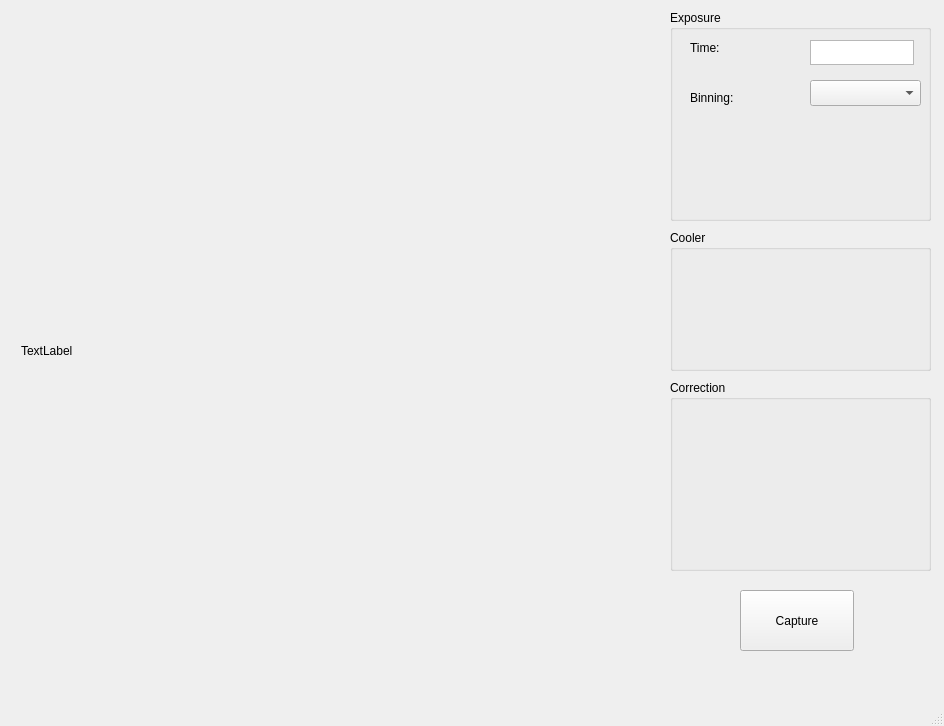
Above: gui/capturewindow.ui from AndreasFMueller/AstroPhotography before the change. Below: the same form after it.
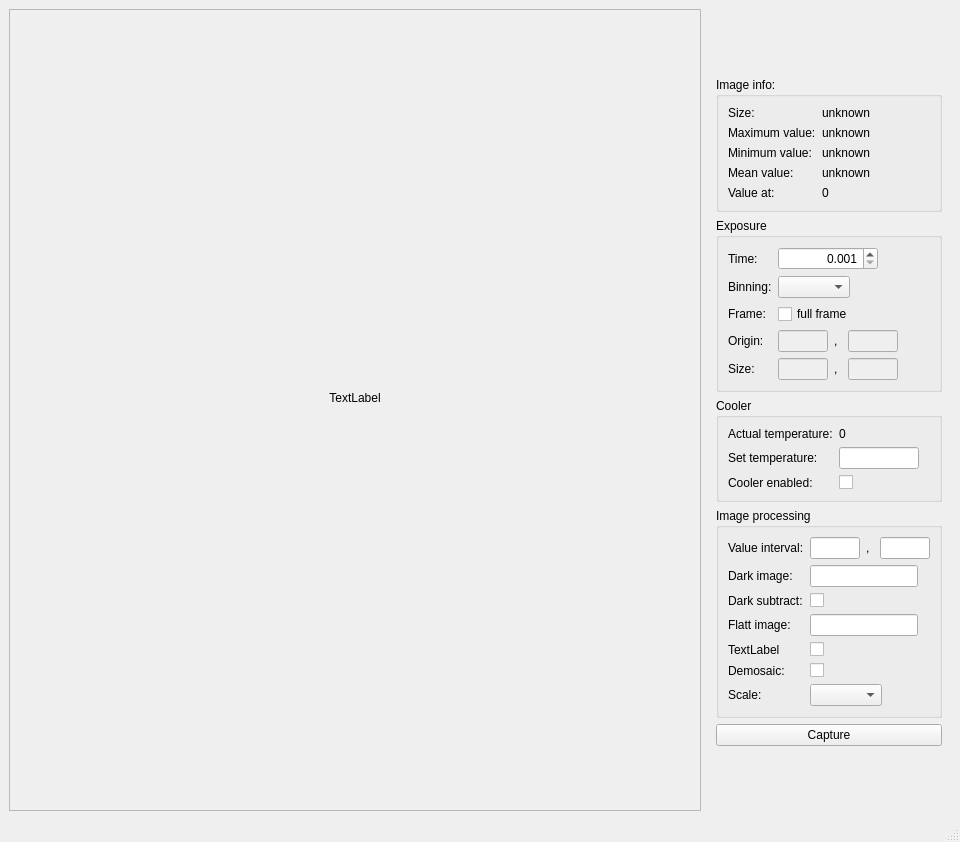
That is the form after the change.

Commit message: first version of capture app

What changed in the file:
```diff
--- a/gui/capturewindow.ui
+++ b/gui/capturewindow.ui
@@ -6,128 +6,613 @@
    <rect>
     <x>0</x>
     <y>0</y>
-    <width>944</width>
-    <height>726</height>
+    <width>960</width>
+    <height>842</height>
    </rect>
   </property>
   <property name="windowTitle">
    <string>MainWindow</string>
   </property>
   <widget class="QWidget" name="centralwidget">
-   <widget class="QGroupBox" name="exposureBox">
-    <property name="enabled">
-     <bool>true</bool>
-    </property>
-    <property name="geometry">
-     <rect>
-      <x>670</x>
-      <y>10</y>
-      <width>261</width>
-      <height>211</height>
-     </rect>
-    </property>
-    <property name="title">
-     <string>Exposure</string>
-    </property>
-    <widget class="QComboBox" name="binningComboBox">
-     <property name="geometry">
-      <rect>
-       <x>140</x>
-       <y>70</y>
-       <width>111</width>
-       <height>26</height>
-      </rect>
-     </property>
-    </widget>
-    <widget class="QLabel" name="binningLabel">
-     <property name="geometry">
-      <rect>
-       <x>20</x>
-       <y>80</y>
-       <width>62</width>
-       <height>16</height>
-      </rect>
-     </property>
-     <property name="text">
-      <string>Binning:</string>
-     </property>
-    </widget>
-    <widget class="QLabel" name="timeLabel">
-     <property name="geometry">
-      <rect>
-       <x>20</x>
-       <y>30</y>
-       <width>62</width>
-       <height>16</height>
-      </rect>
-     </property>
-     <property name="text">
-      <string>Time:</string>
-     </property>
-    </widget>
-    <widget class="QPlainTextEdit" name="timeText">
-     <property name="geometry">
-      <rect>
-       <x>140</x>
-       <y>30</y>
-       <width>104</width>
-       <height>25</height>
-      </rect>
-     </property>
-    </widget>
-   </widget>
-   <widget class="QGroupBox" name="coolerBox">
-    <property name="geometry">
-     <rect>
-      <x>670</x>
-      <y>230</y>
-      <width>261</width>
-      <height>141</height>
-     </rect>
-    </property>
-    <property name="title">
-     <string>Cooler</string>
-    </property>
-   </widget>
-   <widget class="QPushButton" name="captureButton">
-    <property name="geometry">
-     <rect>
-      <x>740</x>
-      <y>590</y>
-      <width>114</width>
-      <height>61</height>
-     </rect>
-    </property>
-    <property name="text">
-     <string>Capture</string>
-    </property>
-   </widget>
-   <widget class="QGroupBox" name="groupBox">
-    <property name="geometry">
-     <rect>
-      <x>670</x>
-      <y>380</y>
-      <width>261</width>
-      <height>191</height>
-     </rect>
-    </property>
-    <property name="title">
-     <string>Correction</string>
-    </property>
-   </widget>
-   <widget class="QLabel" name="imageLabel">
-    <property name="geometry">
-     <rect>
-      <x>21</x>
-      <y>15</y>
-      <width>631</width>
-      <height>671</height>
-     </rect>
-    </property>
-    <property name="text">
-     <string>TextLabel</string>
-    </property>
-   </widget>
+   <layout class="QHBoxLayout" name="horizontalLayout">
+    <item>
+     <widget class="QScrollArea" name="scrollArea">
+      <property name="widgetResizable">
+       <bool>true</bool>
+      </property>
+      <widget class="QWidget" name="scrollAreaWidgetContents">
+       <property name="geometry">
+        <rect>
+         <x>0</x>
+         <y>0</y>
+         <width>624</width>
+         <height>773</height>
+        </rect>
+       </property>
+       <layout class="QVBoxLayout" name="verticalLayout_2">
+        <property name="sizeConstraint">
+         <enum>QLayout::SetDefaultConstraint</enum>
+        </property>
+        <property name="bottomMargin">
+         <number>33</number>
+        </property>
+        <item>
+         <widget class="QLabel" name="imageLabel">
+          <property name="mouseTracking">
+           <bool>true</bool>
+          </property>
+          <property name="layoutDirection">
+           <enum>Qt::LeftToRight</enum>
+          </property>
+          <property name="text">
+           <string>TextLabel</string>
+          </property>
+          <property name="alignment">
+           <set>Qt::AlignCenter</set>
+          </property>
+         </widget>
+        </item>
+       </layout>
+      </widget>
+     </widget>
+    </item>
+    <item>
+     <widget class="QWidget" name="widget" native="true">
+      <property name="sizePolicy">
+       <sizepolicy hsizetype="Preferred" vsizetype="Preferred">
+        <horstretch>0</horstretch>
+        <verstretch>0</verstretch>
+       </sizepolicy>
+      </property>
+      <property name="minimumSize">
+       <size>
+        <width>300</width>
+        <height>0</height>
+       </size>
+      </property>
+      <property name="maximumSize">
+       <size>
+        <width>300</width>
+        <height>16777215</height>
+       </size>
+      </property>
+      <property name="layoutDirection">
+       <enum>Qt::LeftToRight</enum>
+      </property>
+      <layout class="QVBoxLayout" name="verticalLayout">
+       <property name="sizeConstraint">
+        <enum>QLayout::SetFixedSize</enum>
+       </property>
+       <property name="topMargin">
+        <number>12</number>
+       </property>
+       <item>
+        <widget class="QGroupBox" name="imageinfoBox">
+         <property name="title">
+          <string>Image info:</string>
+         </property>
+         <layout class="QFormLayout" name="formLayout_4">
+          <item row="0" column="0">
+           <widget class="QLabel" name="sizeinfoLabel">
+            <property name="text">
+             <string>Size:</string>
+            </property>
+           </widget>
+          </item>
+          <item row="0" column="1">
+           <widget class="QLabel" name="sizeinfoField">
+            <property name="text">
+             <string>unknown</string>
+            </property>
+           </widget>
+          </item>
+          <item row="1" column="0">
+           <widget class="QLabel" name="maximumLabel">
+            <property name="text">
+             <string>Maximum value:</string>
+            </property>
+           </widget>
+          </item>
+          <item row="1" column="1">
+           <widget class="QLabel" name="maximumvalueField">
+            <property name="text">
+             <string>unknown</string>
+            </property>
+           </widget>
+          </item>
+          <item row="2" column="0">
+           <widget class="QLabel" name="minimumvalueLabel">
+            <property name="text">
+             <string>Minimum value:</string>
+            </property>
+           </widget>
+          </item>
+          <item row="2" column="1">
+           <widget class="QLabel" name="minimumvalueField">
+            <property name="text">
+             <string>unknown</string>
+            </property>
+           </widget>
+          </item>
+          <item row="3" column="0">
+           <widget class="QLabel" name="meanvalueLabel">
+            <property name="text">
+             <string>Mean value:</string>
+            </property>
+           </widget>
+          </item>
+          <item row="3" column="1">
+           <widget class="QLabel" name="meanvalueField">
+            <property name="text">
+             <string>unknown</string>
+            </property>
+           </widget>
+          </item>
+          <item row="4" column="0">
+           <widget class="QLabel" name="valueatLabel">
+            <property name="text">
+             <string>Value at:</string>
+            </property>
+           </widget>
+          </item>
+          <item row="4" column="1">
+           <widget class="QLabel" name="valueatField">
+            <property name="text">
+             <string>0</string>
+            </property>
+           </widget>
+          </item>
+         </layout>
+        </widget>
+       </item>
+       <item>
+        <widget class="QGroupBox" name="exposureBox">
+         <property name="sizePolicy">
+          <sizepolicy hsizetype="Preferred" vsizetype="Preferred">
+           <horstretch>0</horstretch>
+           <verstretch>0</verstretch>
+          </sizepolicy>
+         </property>
+         <property name="maximumSize">
+          <size>
+           <width>300</width>
+           <height>250</height>
+          </size>
+         </property>
+         <property name="title">
+          <string>Exposure</string>
+         </property>
+         <property name="alignment">
+          <set>Qt::AlignLeading|Qt::AlignLeft|Qt::AlignTop</set>
+         </property>
+         <layout class="QFormLayout" name="formLayout">
+          <property name="fieldGrowthPolicy">
+           <enum>QFormLayout::FieldsStayAtSizeHint</enum>
+          </property>
+          <item row="0" column="0">
+           <widget class="QLabel" name="timeLabel">
+            <property name="text">
+             <string>Time:</string>
+            </property>
+           </widget>
+          </item>
+          <item row="1" column="0">
+           <widget class="QLabel" name="binningLabel">
+            <property name="text">
+             <string>Binning:</string>
+            </property>
+           </widget>
+          </item>
+          <item row="1" column="1">
+           <widget class="QComboBox" name="binningComboBox"/>
+          </item>
+          <item row="2" column="0">
+           <widget class="QLabel" name="subframeLabel">
+            <property name="text">
+             <string>Frame:</string>
+            </property>
+           </widget>
+          </item>
+          <item row="2" column="1">
+           <widget class="QCheckBox" name="subframeCheckbox">
+            <property name="text">
+             <string>full frame</string>
+            </property>
+           </widget>
+          </item>
+          <item row="3" column="0">
+           <widget class="QLabel" name="originLabel">
+            <property name="text">
+             <string>Origin:</string>
+            </property>
+           </widget>
+          </item>
+          <item row="3" column="1">
+           <widget class="QWidget" name="originWidget" native="true">
+            <property name="minimumSize">
+             <size>
+              <width>120</width>
+              <height>0</height>
+             </size>
+            </property>
+            <layout class="QHBoxLayout" name="horizontalLayout_2">
+             <property name="leftMargin">
+              <number>0</number>
+             </property>
+             <property name="topMargin">
+              <number>0</number>
+             </property>
+             <property name="rightMargin">
+              <number>0</number>
+             </property>
+             <property name="bottomMargin">
+              <number>0</number>
+             </property>
+             <item>
+              <widget class="QLineEdit" name="originxField">
+               <property name="enabled">
+                <bool>false</bool>
+               </property>
+               <property name="maximumSize">
+                <size>
+                 <width>50</width>
+                 <height>16777215</height>
+                </size>
+               </property>
+               <property name="alignment">
+                <set>Qt::AlignRight|Qt::AlignTrailing|Qt::AlignVCenter</set>
+               </property>
+              </widget>
+             </item>
+             <item>
+              <widget class="QLabel" name="originseparaterLabel">
+               <property name="text">
+                <string>,</string>
+               </property>
+              </widget>
+             </item>
+             <item>
+              <widget class="QLineEdit" name="originyField">
+               <property name="enabled">
+                <bool>false</bool>
+               </property>
+               <property name="maximumSize">
+                <size>
+                 <width>50</width>
+                 <height>16777215</height>
+                </size>
+               </property>
+               <property name="alignment">
+                <set>Qt::AlignRight|Qt::AlignTrailing|Qt::AlignVCenter</set>
+               </property>
+              </widget>
+             </item>
+            </layout>
+           </widget>
+          </item>
+          <item row="4" column="0">
+           <widget class="QLabel" name="sizeLabel">
+            <property name="text">
+             <string>Size:</string>
+            </property>
+           </widget>
+          </item>
+          <item row="4" column="1">
+           <widget class="QWidget" name="sizeWidget" native="true">
+            <property name="minimumSize">
+             <size>
+              <width>120</width>
+              <height>0</height>
+             </size>
+            </property>
+            <layout class="QHBoxLayout" name="horizontalLayout_3">
+             <property name="leftMargin">
+              <number>0</number>
+             </property>
+             <property name="topMargin">
+              <number>0</number>
+             </property>
+             <property name="rightMargin">
+              <number>0</number>
+             </property>
+             <property name="bottomMargin">
+              <number>0</number>
+             </property>
+             <item>
+              <widget class="QLineEdit" name="sizexField">
+               <property name="enabled">
+                <bool>false</bool>
+               </property>
+               <property name="maximumSize">
+                <size>
+                 <width>50</width>
+                 <height>50</height>
+                </size>
+               </property>
+               <property name="alignment">
+                <set>Qt::AlignRight|Qt::AlignTrailing|Qt::AlignVCenter</set>
+               </property>
+              </widget>
+             </item>
+             <item>
+              <widget class="QLabel" name="sizeseparatorLabel">
+               <property name="text">
+                <string>,</string>
+               </property>
+              </widget>
+             </item>
+             <item>
+              <widget class="QLineEdit" name="sizeyField">
+               <property name="enabled">
+                <bool>false</bool>
+               </property>
+               <property name="maximumSize">
+                <size>
+                 <width>50</width>
+                 <height>16777215</height>
+                </size>
+               </property>
+               <property name="alignment">
+                <set>Qt::AlignRight|Qt::AlignTrailing|Qt::AlignVCenter</set>
+               </property>
+              </widget>
+             </item>
+            </layout>
+           </widget>
+          </item>
+          <item row="0" column="1">
+           <widget class="QDoubleSpinBox" name="timeSpinBox">
+            <property name="minimumSize">
+             <size>
+              <width>100</width>
+              <height>0</height>
+             </size>
+            </property>
+            <property name="alignment">
+             <set>Qt::AlignRight|Qt::AlignTrailing|Qt::AlignVCenter</set>
+            </property>
+            <property name="decimals">
+             <number>3</number>
+            </property>
+            <property name="minimum">
+             <double>0.001000000000000</double>
+            </property>
+            <property name="maximum">
+             <double>3600.000000000000000</double>
+            </property>
+            <property name="singleStep">
+             <double>0.001000000000000</double>
+            </property>
+           </widget>
+          </item>
+         </layout>
+        </widget>
+       </item>
+       <item>
+        <widget class="QGroupBox" name="coolerBox">
+         <property name="title">
+          <string>Cooler</string>
+         </property>
+         <layout class="QFormLayout" name="formLayout_3">
+          <item row="1" column="0">
+           <widget class="QLabel" name="actualLabel">
+            <property name="text">
+             <string>Actual temperature:</string>
+            </property>
+           </widget>
+          </item>
+          <item row="1" column="1">
+           <widget class="QLabel" name="temperaturLabel">
+            <property name="text">
+             <string>0</string>
+            </property>
+           </widget>
+          </item>
+          <item row="2" column="0">
+           <widget class="QLabel" name="label">
+            <property name="text">
+             <string>Set temperature:</string>
+            </property>
+           </widget>
+          </item>
+          <item row="2" column="1">
+           <widget class="QLineEdit" name="settemperatureField">
+            <property name="maximumSize">
+             <size>
+              <width>80</width>
+              <height>16777215</height>
+             </size>
+            </property>
+           </widget>
+          </item>
+          <item row="3" column="0">
+           <widget class="QLabel" name="enabledField">
+            <property name="text">
+             <string>Cooler enabled:</string>
+            </property>
+           </widget>
+          </item>
+          <item row="3" column="1">
+           <widget class="QCheckBox" name="enabledCheckbox">
+            <property name="text">
+             <string/>
+            </property>
+           </widget>
+          </item>
+         </layout>
+        </widget>
+       </item>
+       <item>
+        <widget class="QGroupBox" name="processingBox">
+         <property name="maximumSize">
+          <size>
+           <width>300</width>
+           <height>300</height>
+          </size>
+         </property>
+         <property name="title">
+          <string>Image processing</string>
+         </property>
+         <layout class="QFormLayout" name="formLayout_2">
+          <property name="fieldGrowthPolicy">
+           <enum>QFormLayout::FieldsStayAtSizeHint</enum>
+          </property>
+          <item row="1" column="1">
+           <widget class="QLineEdit" name="darkField"/>
+          </item>
+          <item row="1" column="0">
+           <widget class="QLabel" name="darkLabel">
+            <property name="text">
+             <string>Dark image:</string>
+            </property>
+           </widget>
+          </item>
+          <item row="2" column="0">
+           <widget class="QLabel" name="darksubtracctLabel">
+            <property name="text">
+             <string>Dark subtract:</string>
+            </property>
+           </widget>
+          </item>
+          <item row="2" column="1">
+           <widget class="QCheckBox" name="darksubtractCheckbox">
+            <property name="text">
+             <string/>
+            </property>
+           </widget>
+          </item>
+          <item row="5" column="0">
+           <widget class="QLabel" name="label_2">
+            <property name="text">
+             <string>Demosaic:</string>
+            </property>
+           </widget>
+          </item>
+          <item row="5" column="1">
+           <widget class="QCheckBox" name="demosaicCheckbox">
+            <property name="text">
+             <string/>
+            </property>
+           </widget>
+          </item>
+          <item row="0" column="0">
+           <widget class="QLabel" name="valueintervalLabel">
+            <property name="text">
+             <string>Value interval:</string>
+            </property>
+           </widget>
+          </item>
+          <item row="0" column="1">
+           <widget class="QWidget" name="valueintervalWidget" native="true">
+            <property name="minimumSize">
+             <size>
+              <width>120</width>
+              <height>0</height>
+             </size>
+            </property>
+            <layout class="QHBoxLayout" name="horizontalLayout_4">
+             <property name="leftMargin">
+              <number>0</number>
+             </property>
+             <property name="topMargin">
+              <number>0</number>
+             </property>
+             <property name="rightMargin">
+              <number>0</number>
+             </property>
+             <property name="bottomMargin">
+              <number>0</number>
+             </property>
+             <item>
+              <widget class="QLineEdit" name="valueintervalminField">
+               <property name="maximumSize">
+                <size>
+                 <width>50</width>
+                 <height>16777215</height>
+                </size>
+               </property>
+               <property name="alignment">
+                <set>Qt::AlignRight|Qt::AlignTrailing|Qt::AlignVCenter</set>
+               </property>
+              </widget>
+             </item>
+             <item>
+              <widget class="QLabel" name="valueintervalSeparator">
+               <property name="text">
+                <string>,</string>
+               </property>
+              </widget>
+             </item>
+             <item>
+              <widget class="QLineEdit" name="valueintervalmaxField">
+               <property name="maximumSize">
+                <size>
+                 <width>50</width>
+                 <height>16777215</height>
+                </size>
+               </property>
+               <property name="alignment">
+                <set>Qt::AlignRight|Qt::AlignTrailing|Qt::AlignVCenter</set>
+               </property>
+              </widget>
+             </item>
+            </layout>
+           </widget>
+          </item>
+          <item row="6" column="0">
+           <widget class="QLabel" name="scaleLabel">
+            <property name="text">
+             <string>Scale:</string>
+            </property>
+           </widget>
+          </item>
+          <item row="6" column="1">
+           <widget class="QComboBox" name="scaleCombobox"/>
+          </item>
+          <item row="3" column="0">
+           <widget class="QLabel" name="darkLabel_2">
+            <property name="text">
+             <string>Flatt image:</string>
+            </property>
+           </widget>
+          </item>
+          <item row="3" column="1">
+           <widget class="QLineEdit" name="lightField"/>
+          </item>
+          <item row="4" column="0">
+           <widget class="QLabel" name="flatdivideLabel">
+            <property name="minimumSize">
+             <size>
+              <width>0</width>
+              <height>0</height>
+             </size>
+            </property>
+            <property name="text">
+             <string>TextLabel</string>
+            </property>
+           </widget>
+          </item>
+          <item row="4" column="1">
+           <widget class="QCheckBox" name="flatdivideCheckbox">
+            <property name="text">
+             <string/>
+            </property>
+           </widget>
+          </item>
+         </layout>
+        </widget>
+       </item>
+       <item>
+        <widget class="QPushButton" name="captureButton">
+         <property name="text">
+          <string>Capture</string>
+         </property>
+        </widget>
+       </item>
+      </layout>
+     </widget>
+    </item>
+   </layout>
   </widget>
   <widget class="QMenuBar" name="menubar">
    <property name="geometry">
```
Left out of the diff: 57 changed lines with no effect on the pictures. The commit also changes 60 other files.
